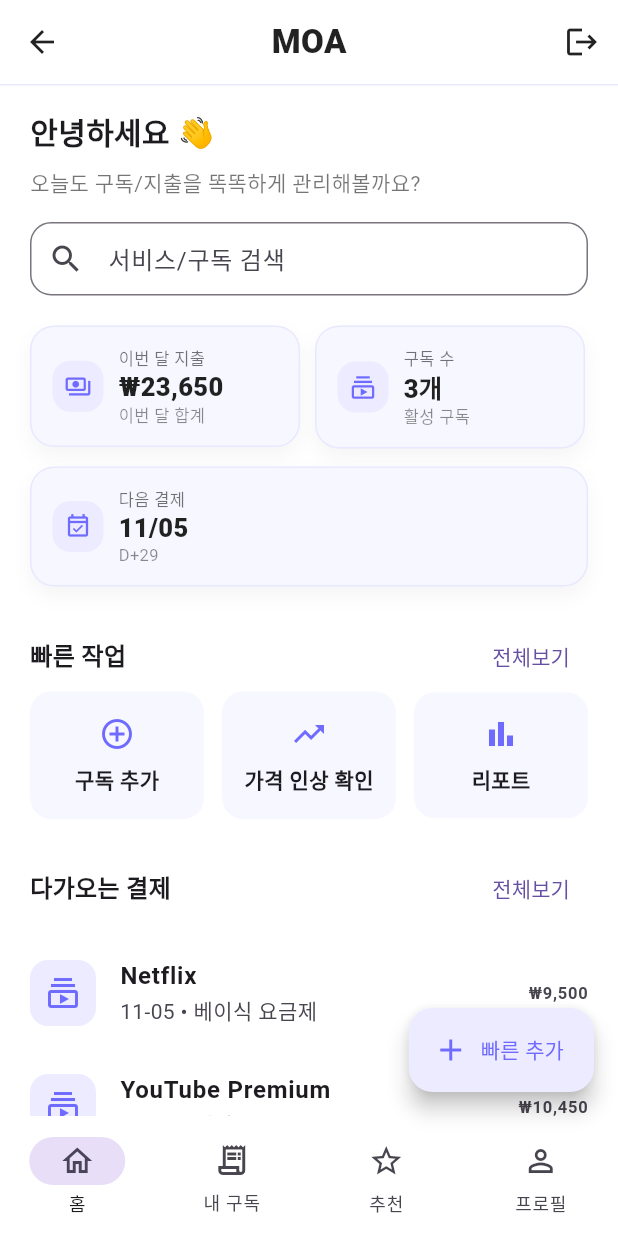
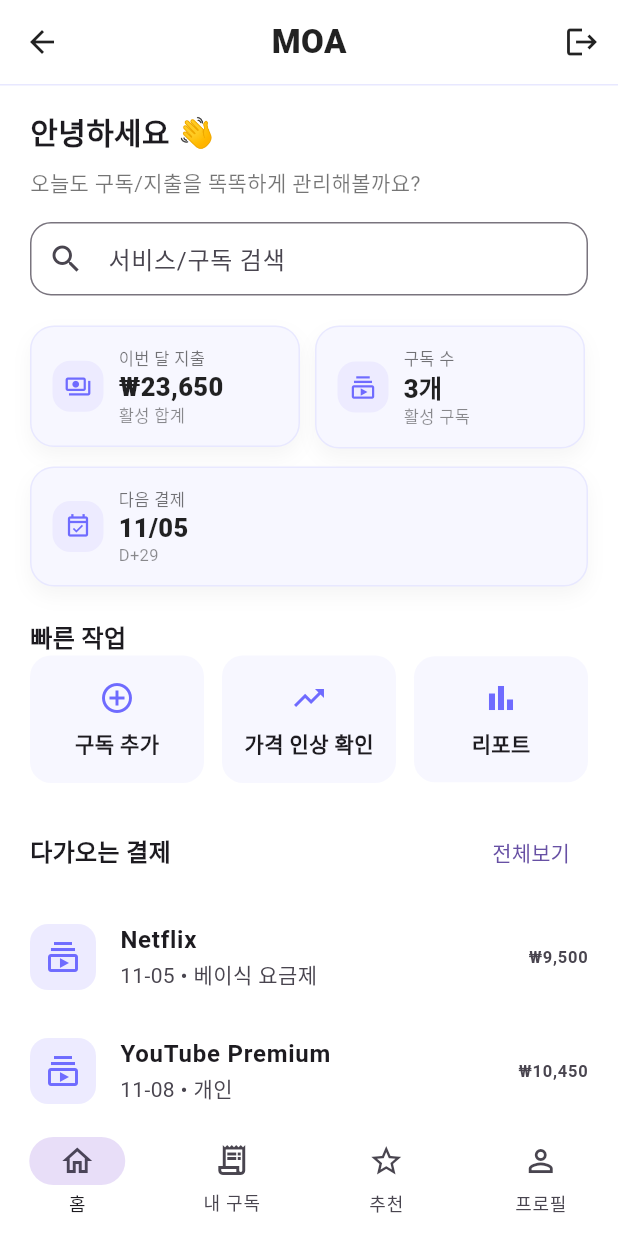
Before and after one commit to FSFSERWRGTA/MOA, a Flutter app: the HomeScreen screen opened by its route, on a phone screen of 412 x 824 dp. Run offline on Flutter 3.47's test engine with Material 3 defaults, Android fonts, the light colour scheme and no system bars; our stand-ins replace cloud_firestore, firebase_core, image_picker; accounts and stored records are empty.

Commit message:
홈 화면 프론트 수정

```diff
--- a/lib/screens/add_subscription/add_subscription_manual.dart
+++ b/lib/screens/add_subscription/add_subscription_manual.dart
@@ -38,7 +38,7 @@ class _AddSubscriptionManualScreenState
 
   // === 선택지 데이터 ===
   final _cycles = ["day", "week", "month", "year"];
-  final _categories = ["ott", "ai", "music", "cloud", "productivity"];
+  final _categories = ["OTT", "AI 툴", "음악", "클라우드", "생산성"];
 
   // === 상태 변수 ===
   String billingCycle = "month";
--- a/lib/screens/home_screen.dart
+++ b/lib/screens/home_screen.dart
@@ -100,9 +100,8 @@ class _HomeScreenState extends State<HomeScreen> {
                           value: _formatWon(thisMonthSpending),
                           icon: Icons.payments_outlined,
                           accent: purple,
-                          subtitle: '이번 달 합계',
-                          width:
-                              (MediaQuery.of(context).size.width -
+                          subtitle: '활성 합계',
+                          width: (MediaQuery.of(context).size.width -
                                   20 -
                                   20 -
                                   12) /
@@ -114,8 +113,7 @@ class _HomeScreenState extends State<HomeScreen> {
                           icon: Icons.subscriptions_outlined,
                           accent: purple,
                           subtitle: '활성 구독',
-                          width:
-                              (MediaQuery.of(context).size.width -
+                          width: (MediaQuery.of(context).size.width -
                                   20 -
                                   20 -
                                   12) /
@@ -133,7 +131,10 @@ class _HomeScreenState extends State<HomeScreen> {
                     ),
 
                     const SizedBox(height: 22),
-                    const _SectionHeader(title: '빠른 작업'),
+                    const _SectionHeader(
+                      title: '빠른 작업',
+                      showMore: false,
+                    ),
 
                     // 빠른 작업 버튼 3개
                     Row(
@@ -215,13 +216,6 @@ class _HomeScreenState extends State<HomeScreen> {
           NavigationDestination(icon: Icon(Icons.star_border), label: '추천'),
           NavigationDestination(icon: Icon(Icons.person_outline), label: '프로필'),
         ],
-      ),
-
-      floatingActionButton: FloatingActionButton.extended(
-        onPressed: () {},
-        backgroundColor: const Color(0xFFEDEBFF),
-        label: const Text('빠른 추가', style: TextStyle(color: Color(0xFF6F6BFF))),
-        icon: const Icon(Icons.add, color: Color(0xFF6F6BFF)),
       ),
     );
   }
@@ -407,8 +401,9 @@ class _QuickAction extends StatelessWidget {
 }
 
 class _SectionHeader extends StatelessWidget {
-  const _SectionHeader({required this.title});
+  const _SectionHeader({required this.title, this.showMore = true});
   final String title;
+  final bool showMore;
 
   @override
   Widget build(BuildContext context) {
@@ -419,7 +414,7 @@ class _SectionHeader extends StatelessWidget {
           style: const TextStyle(fontSize: 16, fontWeight: FontWeight.w700),
         ),
         const Spacer(),
-        TextButton(onPressed: () {}, child: const Text('전체보기')),
+        if (showMore) TextButton(onPressed: () {}, child: const Text('전체보기')),
       ],
     );
   }
```
